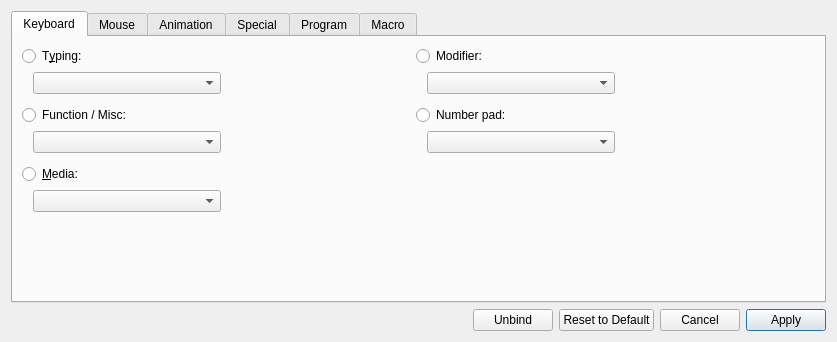
Qt form src/ckb/rebindwidget.ui (ccMSC/ckb) before a commit.
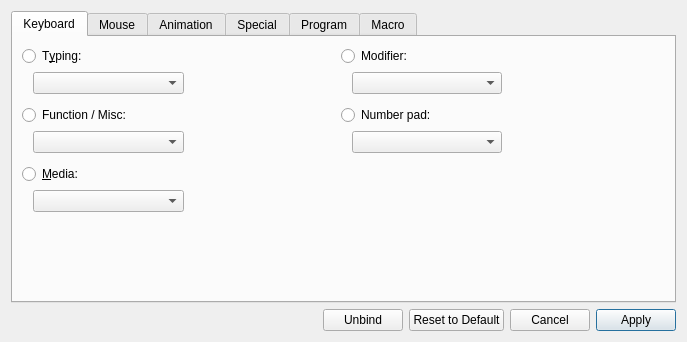
The same form after that commit. The open tabs and pages were chosen to show the change.

Diff of the .ui file:
```diff
--- a/src/ckb/rebindwidget.ui
+++ b/src/ckb/rebindwidget.ui
@@ -6,7 +6,7 @@
    <rect>
     <x>0</x>
     <y>0</y>
-    <width>837</width>
+    <width>687</width>
     <height>342</height>
    </rect>
   </property>
@@ -1751,7 +1751,7 @@
        </property>
        <property name="sizeHint" stdset="0">
         <size>
-         <width>5</width>
+         <width>40</width>
          <height>20</height>
         </size>
        </property>
```
Left out of the diff: 2 changed lines with no effect on the pictures.
